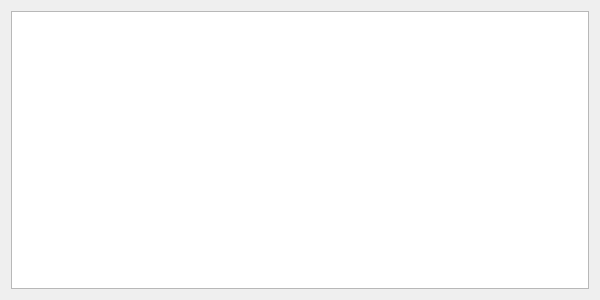
Above: widget.ui from krang4d/Agrekola before the change. Below: the same form after it.
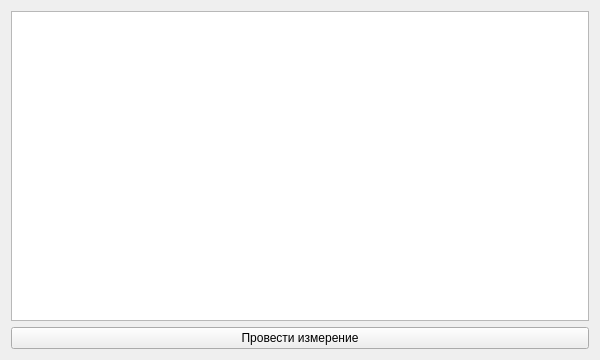
That is the form after the change.

Patch:
```diff
--- a/widget.ui
+++ b/widget.ui
@@ -7,7 +7,7 @@
     <x>0</x>
     <y>0</y>
     <width>600</width>
-    <height>300</height>
+    <height>360</height>
    </rect>
   </property>
   <property name="windowTitle">
@@ -27,6 +27,13 @@
      </property>
     </widget>
    </item>
+   <item>
+    <widget class="QPushButton" name="btnMes">
+     <property name="text">
+      <string>Провести измерение</string>
+     </property>
+    </widget>
+   </item>
   </layout>
  </widget>
  <layoutdefault spacing="6" margin="11"/>
```
